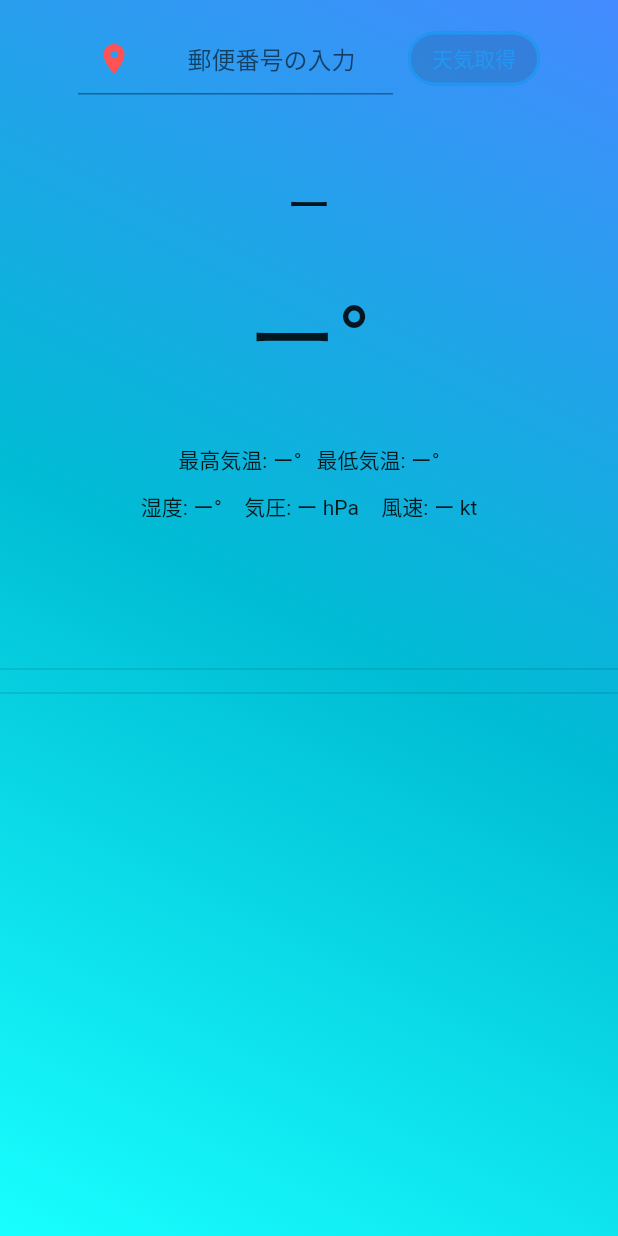
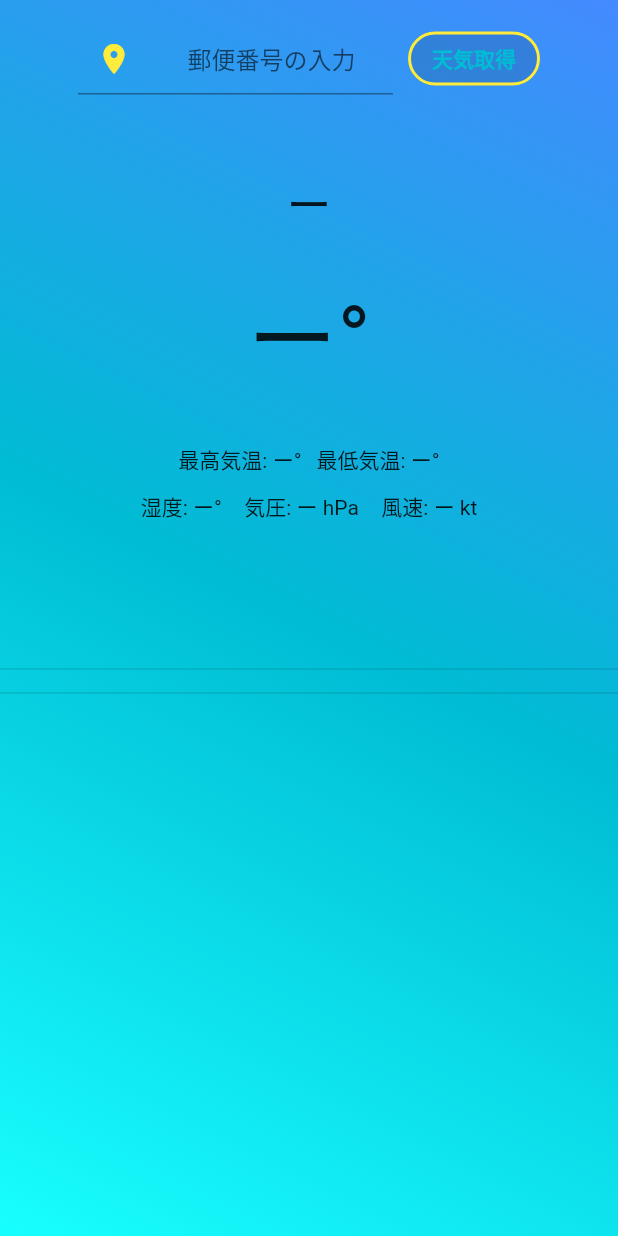
Before and after one commit to tomohiro1024/weatherApp, a Flutter app: the screen it shows after launch, after a tap on "天気取得", on a phone screen of 412 x 824 dp. Run offline on Flutter 3.47's test engine with Material 2 defaults, Android fonts, the phone set to English and light mode, and no system bars; our stand-ins replace lottie; network calls fail.

Commit message:
デザイン色修正

```diff
--- a/lib/top_page.dart
+++ b/lib/top_page.dart
@@ -88,6 +88,7 @@ class _TopPageState extends State<TopPage> {
                     SizedBox(
                       width: 210,
                       child: TextField(
+                        cursorColor: Colors.yellow,
                         keyboardType: TextInputType.number,
                         controller: _textEditingController,
                         textAlign: TextAlign.center,
@@ -95,7 +96,7 @@ class _TopPageState extends State<TopPage> {
                           hintText: '郵便番号の入力',
                           prefixIcon: Icon(
                             Icons.place,
-                            color: Colors.redAccent,
+                            color: Colors.yellow,
                           ),
                         ),
                         inputFormatters: [
@@ -117,10 +118,6 @@ class _TopPageState extends State<TopPage> {
                               response =
                                   (await ZipCode.searchAddressFromZipCode(
                                       _textEditingController.text))!;
-
-                              print('responseresponse');
-
-                              print(response);
 
                               errorMessage = response['message'];
                               if (errorMessage != null) {
@@ -158,13 +155,14 @@ class _TopPageState extends State<TopPage> {
                             },
                       child: const Text(
                         '天気取得',
-                        style: TextStyle(color: Colors.blue),
+                        style: TextStyle(
+                            color: Colors.cyan, fontWeight: FontWeight.bold),
                       ),
                       style: ElevatedButton.styleFrom(
                         shape: const StadiumBorder(),
-                        backgroundColor: Colors.white,
+                        backgroundColor: Color(0xFFeedcb3),
                         side: const BorderSide(
-                          color: Colors.blue,
+                          color: Colors.yellow,
                           width: 2,
                         ),
                       ),
@@ -243,7 +241,6 @@ class _TopPageState extends State<TopPage> {
                       ? Container()
                       : Row(
                           children: hourlyWeather!.map((weather) {
-                            print(weather.icon);
                             return Padding(
                               padding: const EdgeInsets.symmetric(
                                   horizontal: 9, vertical: 8),
--- a/lib/weather.dart
+++ b/lib/weather.dart
@@ -47,6 +47,7 @@ class Weather {
       // urlの取得
       var result = await get(Uri.parse(url));
       Map<String, dynamic> date = jsonDecode(result.body);
+      print('datedatedate');
       print(date);
 
       Weather currentWeather = Weather(
```
Also changed, not shown: 1 other file.
